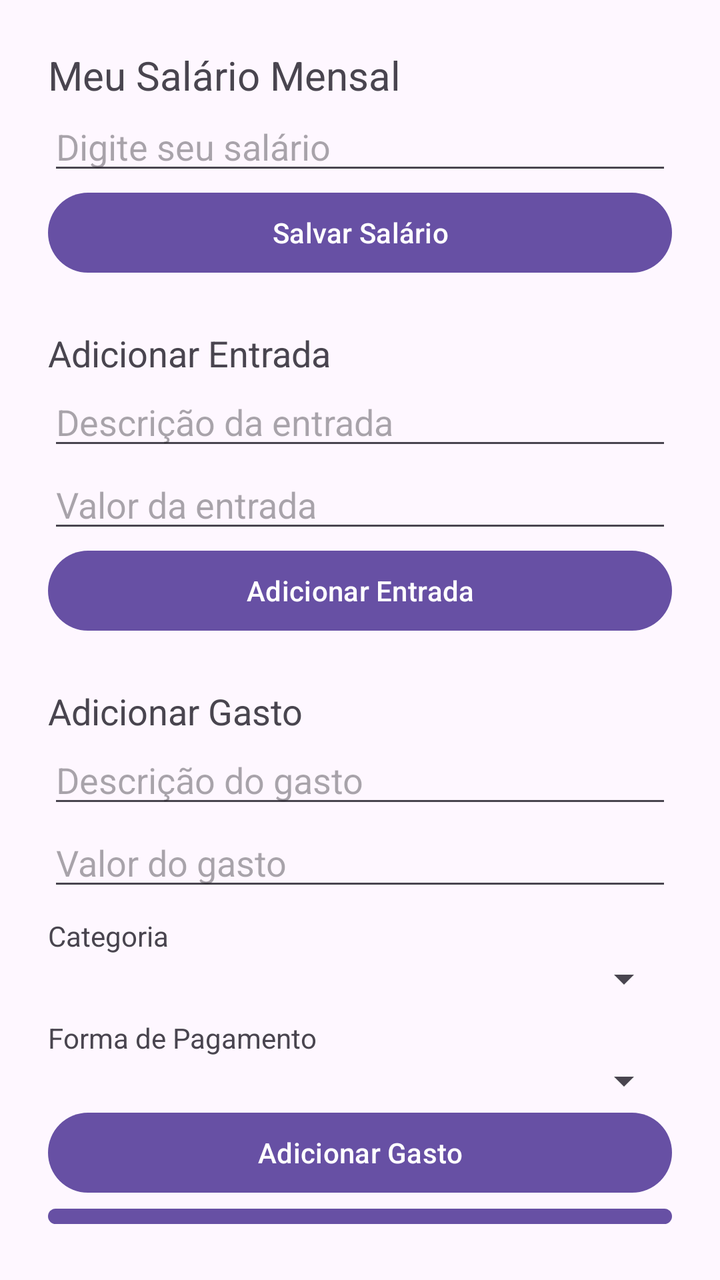
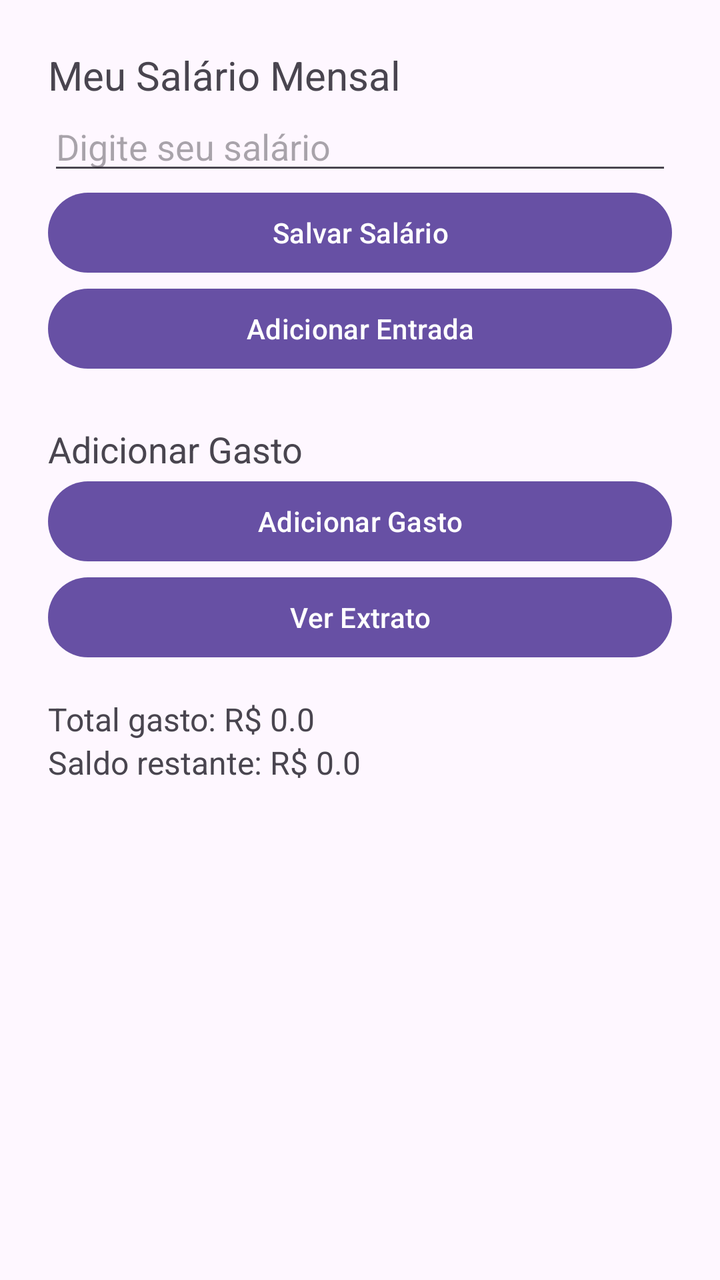

The first picture is an Android layout as it rendered before a commit; the second is the same layout after the commit. The layout source and the unified diff follow.
<!-- AndroidManifest.xml: application theme Theme.ControleDeGastos -->
<!-- res/layout/activity_main.xml -->
<?xml version="1.0" encoding="utf-8"?>
<LinearLayout xmlns:android="http://schemas.android.com/apk/res/android"
    android:id="@+id/main"
    android:layout_width="match_parent"
    android:layout_height="match_parent"
    android:orientation="vertical"
    android:padding="24dp">

    <TextView
        android:layout_width="wrap_content"
        android:layout_height="wrap_content"
        android:text="Meu Salário Mensal"
        android:textSize="20sp" />

    <EditText
        android:id="@+id/editSalario"
        android:layout_width="match_parent"
        android:layout_height="wrap_content"
        android:hint="Digite seu salário"
        android:inputType="numberDecimal" />

    <Button
        android:id="@+id/btnSalvar"
        android:layout_width="match_parent"
        android:layout_height="wrap_content"
        android:text="Salvar Salário" />

    <TextView
        android:layout_width="wrap_content"
        android:layout_height="wrap_content"
        android:text="Adicionar Entrada"
        android:textSize="18sp"
        android:layout_marginTop="24dp"/>

    <EditText
        android:id="@+id/editDescricaoEntrada"
        android:layout_width="match_parent"
        android:layout_height="wrap_content"
        android:hint="Descrição da entrada" />

    <EditText
        android:id="@+id/editValorEntrada"
        android:layout_width="match_parent"
        android:layout_height="wrap_content"
        android:hint="Valor da entrada"
        android:inputType="numberDecimal" />

    <Button
        android:id="@+id/btnAdicionarEntrada"
        android:layout_width="match_parent"
        android:layout_height="wrap_content"
        android:text="Adicionar Entrada" />

    <TextView
        android:layout_width="wrap_content"
        android:layout_height="wrap_content"
        android:text="Adicionar Gasto"
        android:textSize="18sp"
        android:layout_marginTop="24dp"/>

    <EditText
        android:id="@+id/editDescricao"
        android:layout_width="match_parent"
        android:layout_height="wrap_content"
        android:hint="Descrição do gasto" />

    <EditText
        android:id="@+id/editValorGasto"
        android:layout_width="match_parent"
        android:layout_height="wrap_content"
        android:hint="Valor do gasto"
        android:inputType="numberDecimal" />

    <TextView
        android:layout_width="wrap_content"
        android:layout_height="wrap_content"
        android:layout_marginTop="8dp"
        android:text="Categoria" />

    <Spinner
        android:id="@+id/spinnerCategoria"
        android:layout_width="match_parent"
        android:layout_height="wrap_content" />

    <TextView
        android:layout_width="wrap_content"
        android:layout_height="wrap_content"
        android:layout_marginTop="8dp"
        android:text="Forma de Pagamento" />

    <Spinner
        android:id="@+id/spinnerFormaPagamento"
        android:layout_width="match_parent"
        android:layout_height="wrap_content" />

    <Button
        android:id="@+id/btnAdicionarGasto"
        android:layout_width="match_parent"
        android:layout_height="wrap_content"
        android:text="Adicionar Gasto" />

    <Button
        android:id="@+id/btnVerExtrato"
        android:layout_width="match_parent"
        android:layout_height="wrap_content"
        android:text="Ver Extrato" />

    <TextView
        android:id="@+id/textTotalGasto"
        android:layout_width="wrap_content"
        android:layout_height="wrap_content"
        android:text="Total gasto: R$ 0.0"
        android:layout_marginTop="16dp"
        android:textSize="16sp"/>

    <TextView
        android:id="@+id/textSaldoRestante"
        android:layout_width="wrap_content"
        android:layout_height="wrap_content"
        android:text="Saldo restante: R$ 0.0"
        android:textSize="16sp"/>

    <androidx.recyclerview.widget.RecyclerView
        android:id="@+id/recyclerGastos"
        android:layout_width="match_parent"
        android:layout_height="0dp"
        android:layout_marginTop="16dp"
        android:layout_weight="1"/>





</LinearLayout>
<!-- resources referenced by this layout -->
<resources>
  <style name="Theme.ControleDeGastos" parent="Base.Theme.ControleDeGastos" />
  <style name="Base.Theme.ControleDeGastos" parent="Theme.Material3.DayNight.NoActionBar">
          
          
      </style>
</resources>

<!-- the commit's change to res/layout/activity_main.xml (unified diff, before → after) -->
@@ -25,25 +25,7 @@
         android:layout_height="wrap_content"
         android:text="Salvar Salário" />
 
-    <TextView
-        android:layout_width="wrap_content"
-        android:layout_height="wrap_content"
-        android:text="Adicionar Entrada"
-        android:textSize="18sp"
-        android:layout_marginTop="24dp"/>
 
-    <EditText
-        android:id="@+id/editDescricaoEntrada"
-        android:layout_width="match_parent"
-        android:layout_height="wrap_content"
-        android:hint="Descrição da entrada" />
-
-    <EditText
-        android:id="@+id/editValorEntrada"
-        android:layout_width="match_parent"
-        android:layout_height="wrap_content"
-        android:hint="Valor da entrada"
-        android:inputType="numberDecimal" />
 
     <Button
         android:id="@+id/btnAdicionarEntrada"
@@ -58,40 +40,6 @@
         android:textSize="18sp"
         android:layout_marginTop="24dp"/>
 
-    <EditText
-        android:id="@+id/editDescricao"
-        android:layout_width="match_parent"
-        android:layout_height="wrap_content"
-        android:hint="Descrição do gasto" />
-
-    <EditText
-        android:id="@+id/editValorGasto"
-        android:layout_width="match_parent"
-        android:layout_height="wrap_content"
-        android:hint="Valor do gasto"
-        android:inputType="numberDecimal" />
-
-    <TextView
-        android:layout_width="wrap_content"
-        android:layout_height="wrap_content"
-        android:layout_marginTop="8dp"
-        android:text="Categoria" />
-
-    <Spinner
-        android:id="@+id/spinnerCategoria"
-        android:layout_width="match_parent"
-        android:layout_height="wrap_content" />
-
-    <TextView
-        android:layout_width="wrap_content"
-        android:layout_height="wrap_content"
-        android:layout_marginTop="8dp"
-        android:text="Forma de Pagamento" />
-
-    <Spinner
-        android:id="@+id/spinnerFormaPagamento"
-        android:layout_width="match_parent"
-        android:layout_height="wrap_content" />
 
     <Button
         android:id="@+id/btnAdicionarGasto"
@@ -120,12 +68,7 @@
         android:text="Saldo restante: R$ 0.0"
         android:textSize="16sp"/>
 
-    <androidx.recyclerview.widget.RecyclerView
-        android:id="@+id/recyclerGastos"
-        android:layout_width="match_parent"
-        android:layout_height="0dp"
-        android:layout_marginTop="16dp"
-        android:layout_weight="1"/>
+
 
 
 
